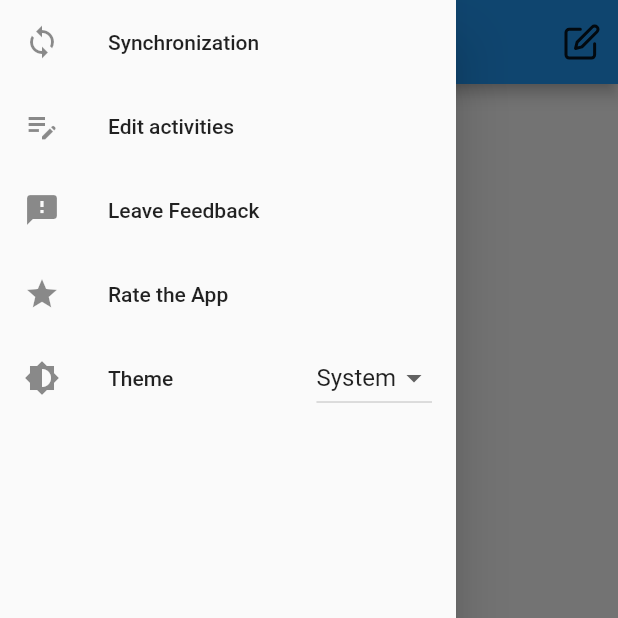
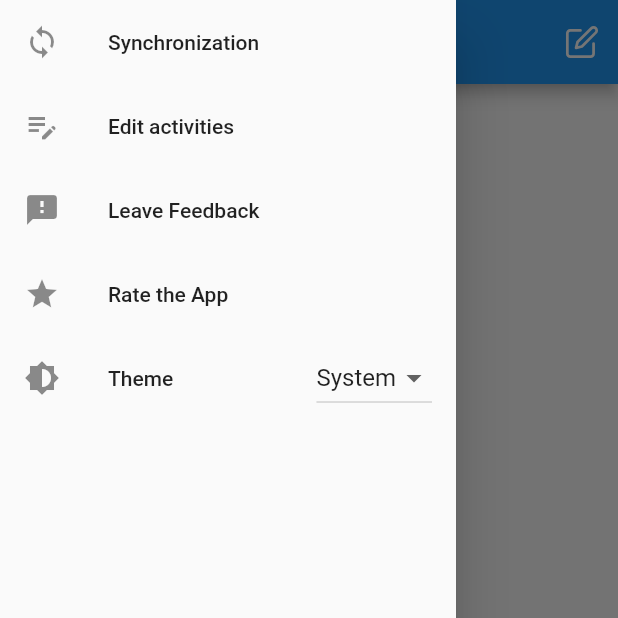
Before and after one commit to alvo2k/24h-copilot, a Flutter app: the screen it shows after launch, with the side drawer open, on a phone screen of 412 x 824 dp, the top half of it. Run offline on Flutter 3.47's test engine with Material 2 defaults, Android fonts, the phone set to English and light mode, and no system bars; our stand-ins replace awesome_notifications, dartz, dotted_line, drift, email_validator, equatable and 11 more; missing offline and left inert: category_navigator, flutter_dialogs, sealed_flutter_bloc; accounts and stored records are empty; generated files the repository leaves out were written again.

Commit message:
Fix: appbar icon size

```diff
--- a/lib/core/common/widgets/main_scaffold.dart
+++ b/lib/core/common/widgets/main_scaffold.dart
@@ -60,7 +60,9 @@ class _MainScaffoldState extends State<MainScaffold> {
                   child: IconButton(
                     icon: SvgPicture.asset(
                       'assets/icons/edit_mode.svg',
-                      color: Theme.of(context).iconTheme.color,
+                      color: Theme.of(context).primaryIconTheme.color,
+                      width: 22,
+                      height: 22,
                     ),
                     tooltip: AppLocalizations.of(context)!.editMode,
                     onPressed: () {
```
